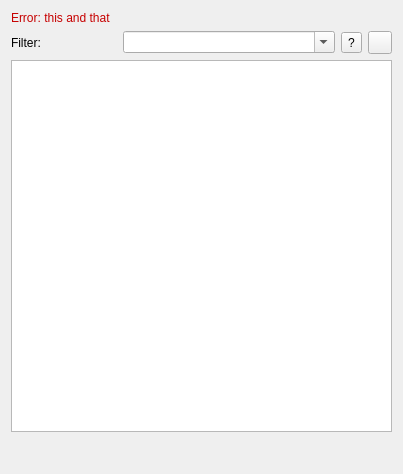
First picture: the form in gui/bibolamazi_gui/filterinstanceeditor.ui, repository phfaist/bibolamazi, before the edit.
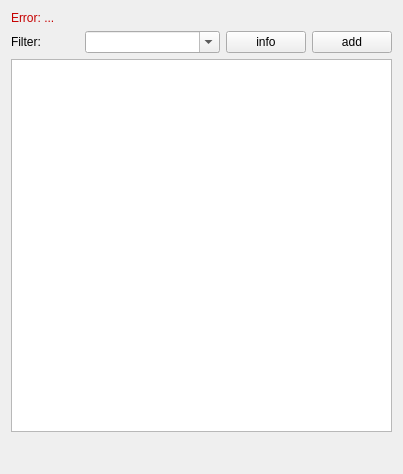
Second picture: the form after the edit. Icons and pictures are not drawn.

Commit message: many fixes & improvements; add selection to favorites; fixes for pyinstaller

```diff
--- a/gui/bibolamazi_gui/filterinstanceeditor.ui
+++ b/gui/bibolamazi_gui/filterinstanceeditor.ui
@@ -70,7 +70,7 @@
       <string notr="true">color: rgb(198, 0, 0)</string>
      </property>
      <property name="text">
-      <string>Error: this and that</string>
+      <string>Error: ...</string>
      </property>
      <property name="textFormat">
       <enum>Qt::PlainText</enum>
@@ -112,9 +112,9 @@
       </widget>
      </item>
      <item>
-      <widget class="QToolButton" name="btnFilterHelp">
+      <widget class="QPushButton" name="btnFilterHelp">
        <property name="text">
-        <string>?</string>
+        <string>info</string>
        </property>
        <property name="icon">
         <iconset resource="bibolamazi_res.qrc">
@@ -123,10 +123,13 @@
       </widget>
      </item>
      <item>
-      <widget class="QToolButton" name="btnAddFavorite">
+      <widget class="QPushButton" name="btnAddFavorite">
        <property name="toolTip">
         <string>Add this full command line to your favorites</string>
        </property>
+       <property name="text">
+        <string>add</string>
+       </property>
        <property name="icon">
         <iconset resource="bibolamazi_res.qrc">
          <normaloff>:/pic/bookmark.png</normaloff>:/pic/bookmark.png</iconset>
```
The commit also changes 20 other files.
